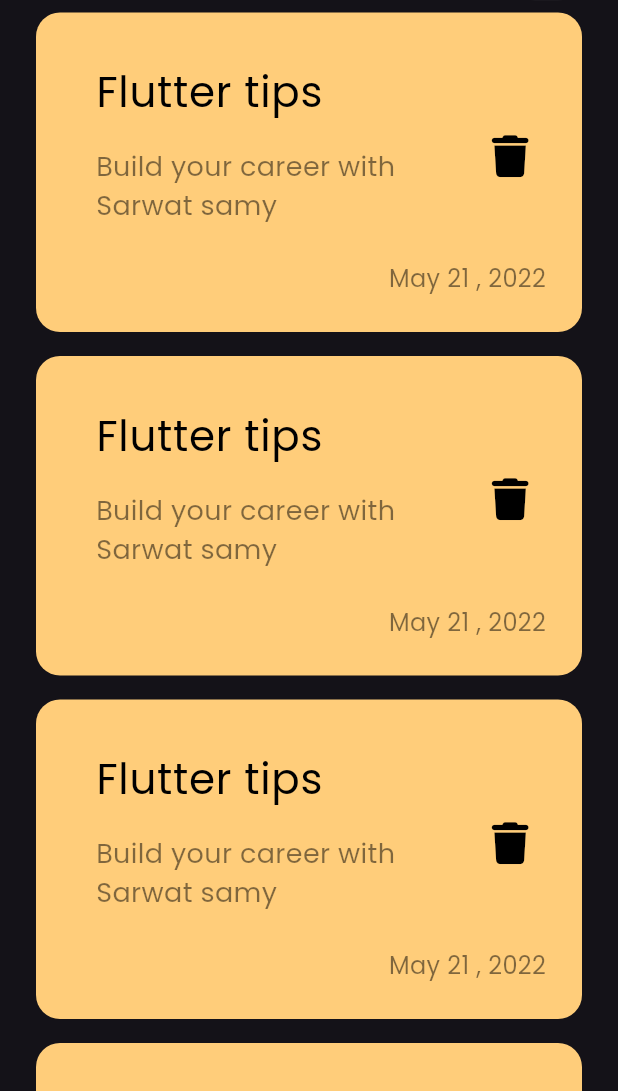
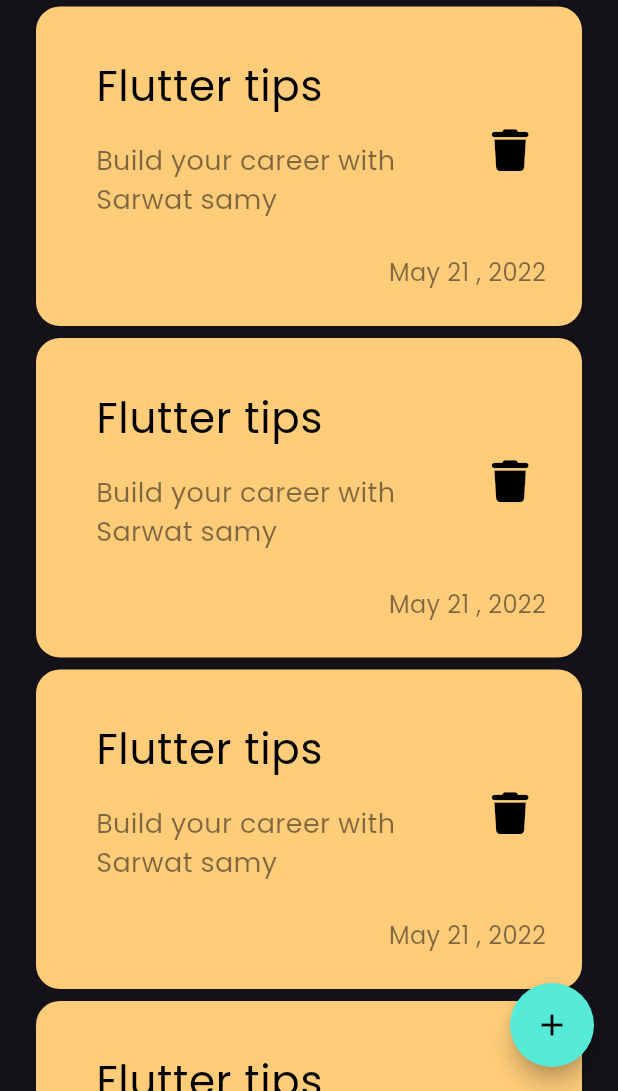
Before and after one commit to mostafa-elnady/notes_app, a Flutter app: the screen it shows after launch, on a phone screen of 412 x 824 dp, the part 145-1236 px from its top. Run offline on Flutter 3.47's test engine with Material 3 defaults, Android fonts, the phone set to English and light mode, and no system bars; our stand-ins replace font_awesome_flutter.

Commit message:
add floating action buttom

```diff
--- a/lib/views/notes_view.dart
+++ b/lib/views/notes_view.dart
@@ -6,8 +6,17 @@ class NotesView extends StatelessWidget {
 
   @override
   Widget build(BuildContext context) {
-    return const Scaffold(
-      body: NotesViewBody(),
+    return Scaffold(
+      floatingActionButton: FloatingActionButton(
+        backgroundColor: const Color(0xff55EBD6),
+        shape: const StadiumBorder(),
+        onPressed: () {},
+        child: const Icon(
+          Icons.add,
+          color: Colors.black,
+        ),
+      ),
+      body: const NotesViewBody(),
     );
   }
 }
--- a/lib/views/widgets/notes_list_view.dart
+++ b/lib/views/widgets/notes_list_view.dart
@@ -8,7 +8,7 @@ class NotesListView extends StatelessWidget {
   Widget build(BuildContext context) {
     return ListView.builder(itemBuilder: (context, index) {
       return const Padding(
-        padding: EdgeInsets.symmetric(vertical: 8),
+        padding: EdgeInsets.symmetric(vertical: 4),
         child: NoteItem(),
       );
     });
```
